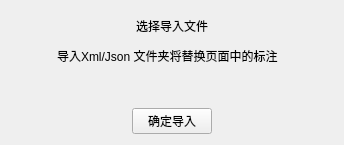
Above: module/importdialog.ui from chenwuwen/ImageLabelSpirit before the change. Below: the same form after it.
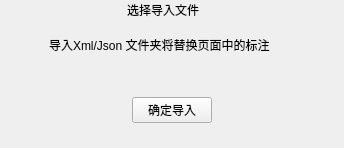
That is the form after the change.

```diff
--- a/module/importdialog.ui
+++ b/module/importdialog.ui
@@ -7,96 +7,28 @@
     <x>0</x>
     <y>0</y>
     <width>344</width>
-    <height>145</height>
+    <height>148</height>
    </rect>
   </property>
   <property name="windowTitle">
    <string>Form</string>
   </property>
-  <layout class="QGridLayout" name="gridLayout" rowstretch="2,0,1,4">
+  <layout class="QGridLayout" name="gridLayout" rowstretch="2,0,0,0" rowminimumheight="2,2,2,4">
+   <property name="leftMargin">
+    <number>0</number>
+   </property>
+   <property name="topMargin">
+    <number>0</number>
+   </property>
+   <property name="rightMargin">
+    <number>0</number>
+   </property>
+   <property name="bottomMargin">
+    <number>25</number>
+   </property>
    <property name="verticalSpacing">
     <number>6</number>
    </property>
-   <item row="0" column="0">
-    <layout class="QHBoxLayout" name="horizontalLayout">
-     <item>
-      <spacer name="horizontalSpacer_5">
-       <property name="orientation">
-        <enum>Qt::Horizontal</enum>
-       </property>
-       <property name="sizeHint" stdset="0">
-        <size>
-         <width>40</width>
-         <height>20</height>
-        </size>
-       </property>
-      </spacer>
-     </item>
-     <item>
-      <widget class="QLabel" name="label">
-       <property name="text">
-        <string>选择导入文件</string>
-       </property>
-      </widget>
-     </item>
-     <item>
-      <spacer name="horizontalSpacer_6">
-       <property name="orientation">
-        <enum>Qt::Horizontal</enum>
-       </property>
-       <property name="sizeHint" stdset="0">
-        <size>
-         <width>40</width>
-         <height>20</height>
-        </size>
-       </property>
-      </spacer>
-     </item>
-    </layout>
-   </item>
-   <item row="1" column="0">
-    <layout class="QHBoxLayout" name="horizontalLayout_4" stretch="2,10,2">
-     <property name="spacing">
-      <number>0</number>
-     </property>
-     <item>
-      <spacer name="horizontalSpacer_7">
-       <property name="orientation">
-        <enum>Qt::Horizontal</enum>
-       </property>
-       <property name="sizeHint" stdset="0">
-        <size>
-         <width>40</width>
-         <height>20</height>
-        </size>
-       </property>
-      </spacer>
-     </item>
-     <item>
-      <widget class="QLabel" name="label_2">
-       <property name="styleSheet">
-        <string notr="true"/>
-       </property>
-       <property name="text">
-        <string>导入Xml/Json 文件夹将替换页面中的标注</string>
-       </property>
-      </widget>
-     </item>
-     <item>
-      <spacer name="horizontalSpacer_8">
-       <property name="orientation">
-        <enum>Qt::Horizontal</enum>
-       </property>
-       <property name="sizeHint" stdset="0">
-        <size>
-         <width>40</width>
-         <height>20</height>
-        </size>
-       </property>
-      </spacer>
-     </item>
-    </layout>
-   </item>
    <item row="2" column="0">
     <layout class="QHBoxLayout" name="horizontalLayout_2" stretch="2,10,2">
      <property name="spacing">
@@ -186,6 +118,111 @@
      </item>
     </layout>
    </item>
+   <item row="0" column="0">
+    <layout class="QHBoxLayout" name="horizontalLayout" stretch="3,2,2,1">
+     <property name="bottomMargin">
+      <number>9</number>
+     </property>
+     <item>
+      <spacer name="horizontalSpacer_5">
+       <property name="orientation">
+        <enum>Qt::Horizontal</enum>
+       </property>
+       <property name="sizeHint" stdset="0">
+        <size>
+         <width>40</width>
+         <height>20</height>
+        </size>
+       </property>
+      </spacer>
+     </item>
+     <item>
+      <widget class="QLabel" name="label">
+       <property name="text">
+        <string>选择导入文件</string>
+       </property>
+      </widget>
+     </item>
+     <item>
+      <spacer name="horizontalSpacer_6">
+       <property name="orientation">
+        <enum>Qt::Horizontal</enum>
+       </property>
+       <property name="sizeHint" stdset="0">
+        <size>
+         <width>40</width>
+         <height>20</height>
+        </size>
+       </property>
+      </spacer>
+     </item>
+     <item>
+      <widget class="QLabel" name="close_label">
+       <property name="sizePolicy">
+        <sizepolicy hsizetype="Expanding" vsizetype="Expanding">
+         <horstretch>0</horstretch>
+         <verstretch>0</verstretch>
+        </sizepolicy>
+       </property>
+       <property name="styleSheet">
+        <string notr="true"/>
+       </property>
+       <property name="text">
+        <string/>
+       </property>
+       <property name="scaledContents">
+        <bool>false</bool>
+       </property>
+       <property name="alignment">
+        <set>Qt::AlignCenter</set>
+       </property>
+      </widget>
+     </item>
+    </layout>
+   </item>
+   <item row="1" column="0">
+    <layout class="QHBoxLayout" name="horizontalLayout_4" stretch="2,10,2">
+     <property name="spacing">
+      <number>0</number>
+     </property>
+     <item>
+      <spacer name="horizontalSpacer_7">
+       <property name="orientation">
+        <enum>Qt::Horizontal</enum>
+       </property>
+       <property name="sizeHint" stdset="0">
+        <size>
+         <width>40</width>
+         <height>20</height>
+        </size>
+       </property>
+      </spacer>
+     </item>
+     <item>
+      <widget class="QLabel" name="label_2">
+       <property name="styleSheet">
+        <string notr="true"/>
+       </property>
+       <property name="text">
+        <string>导入Xml/Json 文件夹将替换页面中的标注</string>
+       </property>
+      </widget>
+     </item>
+     <item>
+      <spacer name="horizontalSpacer_8">
+       <property name="orientation">
+        <enum>Qt::Horizontal</enum>
+       </property>
+       <property name="sizeHint" stdset="0">
+        <size>
+         <width>40</width>
+         <height>20</height>
+        </size>
+       </property>
+      </spacer>
+     </item>
+    </layout>
+   </item>
   </layout>
  </widget>
  <resources/>
```
